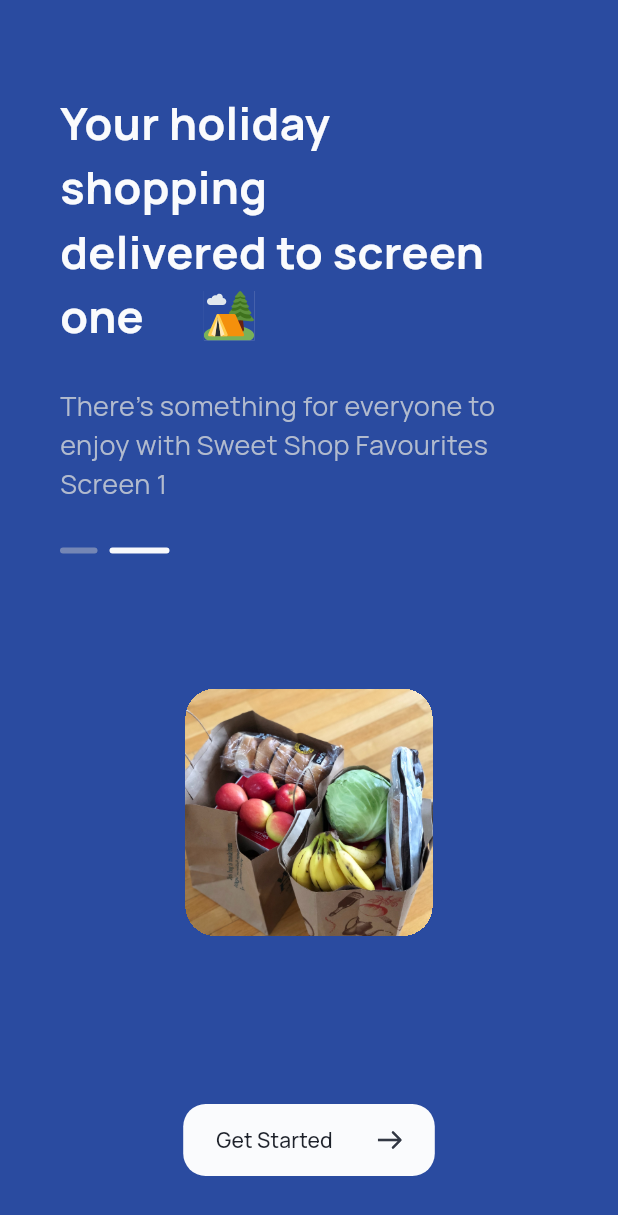
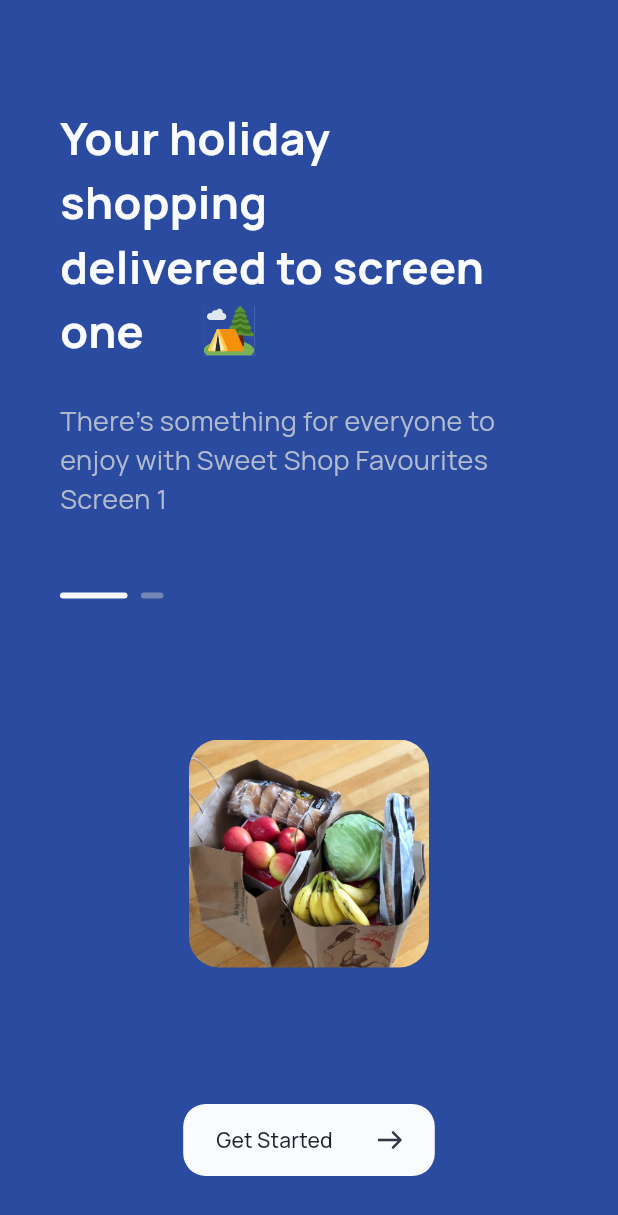
Before and after one commit to JazebJaved468/shop_app_flutter, a Flutter app: the IntroScreen screen opened directly, on a phone screen of 412 x 824 dp. Shown: the top 1215 px of the screen. Run offline on Flutter 3.47's test engine with Material 2 defaults, Android fonts, the phone set to English and light mode, and no system bars; drawn by our look-alikes of smooth_page_indicator; our stand-ins replace flutter_svg, font_awesome_flutter; network calls fail.

Commit message:
home page added

```diff
--- a/lib/constants/global_constants.dart
+++ b/lib/constants/global_constants.dart
@@ -6,6 +6,6 @@ class GlobalColors {
   static Color primaryHeading = const Color(0xffFAFBFD);
   static Color primaryTitle = Color.fromARGB(255, 105, 105, 105);
   static Color productCardBackground = Color.fromARGB(255, 243, 243, 244);
-  static Color bottomNavbar = const Color(0xff1E222B);
+  static Color bottomNavbar = Colors.transparent;
   static Color yellow = const Color(0xffF9B023);
 }
--- a/lib/main.dart
+++ b/lib/main.dart
@@ -1,11 +1,11 @@
 import 'package:flutter/material.dart';
 import 'package:shopping_app/screens/cartScreen/cart_screen.dart';
 import 'package:shopping_app/screens/cartScreen/full_cart_screen.dart';
-import 'package:shopping_app/screens/introScreen/intro.dart';
+import 'package:shopping_app/screens/introScreen/intro_rough.dart';
 import 'package:shopping_app/screens/homeScreen/home.dart';
+import 'package:shopping_app/screens/introScreen/intro_screen.dart';
 import 'package:shopping_app/screens/productDetailScreen/prod_detail_screen.dart';
 import 'package:shopping_app/screens/testscreens/testscreen.dart';
-import 'package:fluttertoast/fluttertoast.dart';
 
 void main() {
   runApp(const MyApp());
@@ -24,7 +24,7 @@ class MyApp extends StatelessWidget {
         fontFamily: "Manrope",
         useMaterial3: true,
       ),
-      home: const HomeScreen(),
+      home: const IntroScreen(),
     );
   }
 }
--- a/lib/screens/homeScreen/widgets/custom_recommended_products.dart
+++ b/lib/screens/homeScreen/widgets/custom_recommended_products.dart
@@ -9,7 +9,7 @@ class CustomRcommendedProducts extends StatelessWidget {
   @override
   Widget build(BuildContext context) {
     return Container(
-      height: 227,
+      height: 229,
       // color: Colors.red,
       child: ListView.separated(
           shrinkWrap: true,
--- a/lib/screens/introScreen/constants/intro_constants.dart
+++ b/lib/screens/introScreen/constants/intro_constants.dart
@@ -5,13 +5,17 @@ class ConstantColors_Intro {
   static Color descriptionColor = Color(0xffB2BBCE);
   static Color buttonBackground = Color(0xffFAFBFD);
   static Color buttonText = Color(0xff1E222B);
-  static Color sliderPrimaryColor = Color.fromARGB(113, 208, 208, 208);
-  static Color sliderSecondaryColor = Color(0xffF8F9FB);
+  static Color sliderInactiveColor = Color.fromARGB(113, 208, 208, 208);
+  static Color sliderActiveColor = Color(0xffF8F9FB);
 }
 
 class ConstantImagePaths_Intro {
-  static String imagePage1 = "assets/images/screen1_img1.jpg";
-  static String imagePage2 = "assets/images/screen1_img3.jpg";
+  static List paths = [
+    "assets/images/screen1_img1.jpg",
+    "assets/images/screen1_img3.jpg",
+  ];
+  // static String imagePage1 = "assets/images/screen1_img1.jpg";
+  // static String imagePage2 = "assets/images/screen1_img3.jpg";
 }
 
 class ConstantSVGPaths_Intro {
--- a/lib/screens/introScreen/intro.dart
+++ b/lib/screens/introScreen/intro_rough.dart
@@ -7,8 +7,8 @@ import 'package:shopping_app/screens/introScreen/widgets/custom_heading.dart';
 import 'package:shopping_app/screens/introScreen/widgets/custom_image.dart';
 import 'package:shopping_app/screens/introScreen/widgets/custom_slider_line.dart';
 
-class IntroScreen extends StatelessWidget {
-  const IntroScreen({super.key});
+class Intro extends StatelessWidget {
+  const Intro({super.key});
 
   @override
   Widget build(BuildContext context) {
@@ -39,8 +39,8 @@ class IntroScreen extends StatelessWidget {
                     children: [
                       CustomSlidingLine(
                         lineWidth: 25,
-                        lineHeight: 4,
-                        lineColor: ConstantColors_Intro.sliderPrimaryColor,
+                        // lineHeight: 4,
+                        // lineColor: ConstantColors_Intro.sliderPrimaryColor,
                         lineBorderRadius: 30,
                       ),
                       const SizedBox(
@@ -49,19 +49,19 @@ class IntroScreen extends StatelessWidget {
                       CustomSlidingLine(
                         lineWidth: 40,
                         lineHeight: 4,
-                        lineColor: ConstantColors_Intro.sliderSecondaryColor,
+                        // lineColor: ConstantColors_Intro.sliderSecondaryColor,
                         lineBorderRadius: 30,
                       ),
                     ],
                   ),
 
                   // Image
-                  CustomImage(
-                    imgPath: ConstantImagePaths_Intro.imagePage1,
-                    imgWidth: 165,
-                    imgHeight: 165,
-                    borderRadius: 20,
-                  ),
+                  // CustomImage(
+                  //   imgPath: ConstantImagePaths_Intro.imagePage1,
+                  //   imgWidth: 165,
+                  //   imgHeight: 165,
+                  //   borderRadius: 20,
+                  // ),
 
                   // using expanded to place the button at bottom
                   Expanded(child: Container()),
@@ -106,7 +106,7 @@ class IntroScreen extends StatelessWidget {
                       CustomSlidingLine(
                         lineWidth: 40,
                         lineHeight: 4,
-                        lineColor: ConstantColors_Intro.sliderSecondaryColor,
+                        // lineColor: ConstantColors_Intro.sliderSecondaryColor,
                         lineBorderRadius: 30,
                       ),
                       const SizedBox(
@@ -115,19 +115,19 @@ class IntroScreen extends StatelessWidget {
                       CustomSlidingLine(
                         lineWidth: 25,
                         lineHeight: 4,
-                        lineColor: ConstantColors_Intro.sliderPrimaryColor,
+                        // lineColor: ConstantColors_Intro.sliderPrimaryColor,
                         lineBorderRadius: 30,
                       ),
                     ],
                   ),
 
                   // Image
-                  CustomImage(
-                    imgPath: ConstantImagePaths_Intro.imagePage2,
-                    imgWidth: 165,
-                    borderRadius: 20,
-                    imgHeight: 165,
-                  ),
+                  // CustomImage(
+                  //   imgPath: ConstantImagePaths_Intro.imagePage2,
+                  //   imgWidth: 165,
+                  //   borderRadius: 20,
+                  //   imgHeight: 165,
+                  // ),
 
                   // using expanded to place the button at bottom
                   Expanded(child: Container()),
--- /dev/null
+++ b/lib/screens/introScreen/intro_screen.dart
@@ -0,0 +1,156 @@
+import 'package:flutter/material.dart';
+import 'package:shopping_app/screens/introScreen/widgets/custom_button.dart';
+import 'package:shopping_app/screens/introScreen/widgets/custom_description.dart';
+import 'package:shopping_app/screens/introScreen/widgets/custom_heading.dart';
+import 'package:smooth_page_indicator/smooth_page_indicator.dart';
+
+import '../../constants/global_constants.dart';
+import 'constants/intro_constants.dart';
+
+class IntroScreen extends StatefulWidget {
+  const IntroScreen({super.key});
+
+  @override
+  State<IntroScreen> createState() => _IntroScreenState();
+}
+
+class _IntroScreenState extends State<IntroScreen> {
+  //controller
+  final controller = PageController(viewportFraction: 0.8, keepPage: true);
+
+  @override
+  Widget build(BuildContext context) {
+    final pages = List.generate(
+        2,
+        (index) => Container(
+              width: 100,
+              decoration: BoxDecoration(
+                borderRadius: BorderRadius.circular(16),
+                color: Colors.transparent,
+              ),
+              margin: const EdgeInsets.symmetric(horizontal: 10, vertical: 4),
+              child: Center(
+                child: ClipRRect(
+                  borderRadius: BorderRadius.circular(20),
+                  child: Image(
+                    image: AssetImage(
+                      ConstantImagePaths_Intro.paths[index],
+                    ),
+                    width: 160,
+                    height: 160,
+                    fit: BoxFit.cover,
+                  ),
+                ),
+              ),
+            ));
+    return Scaffold(
+      body: Container(
+        padding:
+            const EdgeInsets.only(right: 40, left: 40, bottom: 40, top: 50),
+        color: GlobalColors.primaryBackground,
+        child: Column(
+          children: [
+            //Heading
+            CustomHeading(
+              textLine1: "Your holiday",
+              textLine2: "shopping",
+              textLine3: "delivered to screen",
+              textLine4: "one",
+              svgPath: ConstantSVGPaths_Intro.headingSVG,
+            ),
+
+            // Description
+            CustomDescription(text: ConstantTexts_Intro.descriptionText),
+
+            // Product Images
+            Padding(
+              padding: const EdgeInsets.only(top: 20, bottom: 80),
+              child: Align(
+                alignment: Alignment.centerLeft,
+                child: SmoothPageIndicator(
+                  controller: controller,
+                  count: pages.length,
+                  effect: ExpandingDotsEffect(
+                    spacing: 9,
+                    dotHeight: 4,
+                    dotWidth: 15,
+                    dotColor: ConstantColors_Intro.sliderInactiveColor,
+                    activeDotColor: ConstantColors_Intro.sliderActiveColor,
+                  ),
+                ),
+              ),
+            ),
+            const SizedBox(height: 10),
+            SizedBox(
+              height: 160,
+              child: PageView.builder(
+                controller: controller,
+                // itemCount: pages.length,
+                itemBuilder: (_, index) {
+                  return pages[index % pages.length];
+                },
+              ),
+            ),
+
+            // using expanded to place the button at bottom
+            Expanded(child: Container()),
+
+            // Get started Button
+            CustomButton(
+              text: ConstantTexts_Intro.buttonText,
+              backgroundColor: ConstantColors_Intro.buttonBackground,
+              textColor: ConstantColors_Intro.buttonText,
+              horizontalPadding: 10,
+              verticalPadding: 0,
+              svgSize: 16,
+              borderRadius: 15,
+            ),
+          ],
+        ),
+      ),
+
+      // Product Images
+      //     Column(
+      //   crossAxisAlignment: CrossAxisAlignment.center,
+      //   children: [
+      //     Container(
+      //       padding: const EdgeInsets.all(40),
+      //       color: GlobalColors.primaryBackground,
+      //       child: CustomHeading(
+      //         textLine1: "Your holiday",
+      //         textLine2: "shopping",
+      //         textLine3: "delivered to screen",
+      //         textLine4: "one",
+      //         svgPath: ConstantSVGPaths_Intro.headingSVG,
+      //       ),
+      //     ),
+      //     Padding(
+      //       padding: const EdgeInsets.symmetric(vertical: 20),
+      //       child: SmoothPageIndicator(
+      //         controller: controller,
+      //         count: pages.length,
+      //         effect: ExpandingDotsEffect(
+      //             dotHeight: 4,
+      //             dotWidth: 10,
+      //             dotColor: const Color(
+      //               0xffE4E4E4,
+      //             ),
+      //             activeDotColor: GlobalColors.yellow),
+      //       ),
+      //     ),
+      //     const SizedBox(height: 10),
+      //     SizedBox(
+      //       height: 150,
+      //       child: PageView.builder(
+      //         controller: controller,
+      //         // itemCount: pages.length,
+      //         itemBuilder: (_, index) {
+      //           return pages[index % pages.length];
+      //         },
+      //       ),
+      //     ),
+      //   ],
+      // ),
+    );
+  }
+}
--- a/lib/screens/shopScreen/shop_items_screen.dart
+++ b/lib/screens/shopScreen/shop_items_screen.dart
@@ -113,7 +113,7 @@ class _ShopScreenState extends State<ShopScreen> {
                         borderRadius: BorderRadius.circular(16),
                         child: Container(
                           padding: EdgeInsets.symmetric(
-                              horizontal: 14, vertical: 22),
+                              horizontal: 14, vertical: 20),
                           color: GlobalColors.productCardBackground,
 
                           //////////////////////////////////////////////
--- a/pubspec.yaml
+++ b/pubspec.yaml
@@ -38,7 +38,7 @@ dependencies:
   font_awesome_flutter: ^10.5.0
   circular_bottom_navigation: ^2.3.0
   smooth_page_indicator: ^1.1.0
-  fluttertoast: ^8.2.2
+  # fluttertoast: ^8.2.2
 
 dev_dependencies:
   flutter_test:
```
Also changed, not shown: lib/data/data.dart (+21 -21 lines), lib/screens/cartScreen/cart_screen.dart (+39 -2 lines), lib/screens/favouriteScreen/widgets/favourite_body.dart (+74 -14 lines), lib/screens/homeScreen/home.dart (+13 -16 lines), assets/icons/emptyBox.svg (added), assets/icons/heart.svg (added), pubspec.lock.
